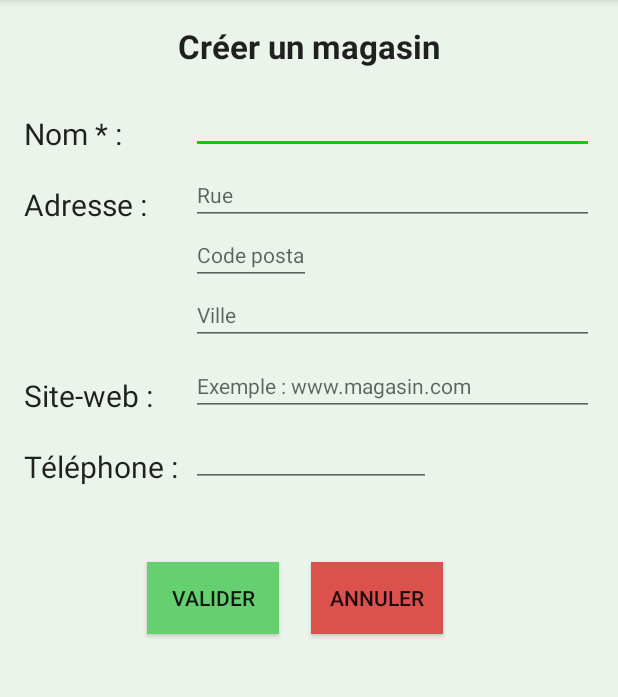
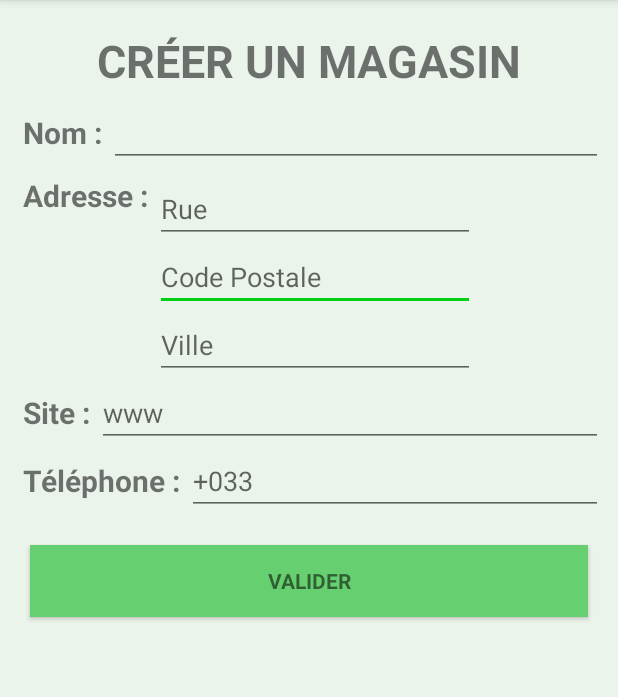
Before and after one commit to Keouf/FinancesNous, an Android app: the Magasin_Activity screen opened directly, with no data from a screen before it, on a phone screen of 412 x 824 dp, the part 84-781 px from its top. Run offline under Robolectric (Android 15) with nearby library versions, the phone set to English and light mode, and no system bars; network calls fail.

Commit message:
layout/layout_magasin_bis.xml Nouveau layout magasin.

```diff
--- a/app/src/main/java/com/example/pcportablevidjay/financesnous/Magasin_Activity.java
+++ b/app/src/main/java/com/example/pcportablevidjay/financesnous/Magasin_Activity.java
@@ -22,7 +22,7 @@ public class Magasin_Activity extends AppCompatActivity {
     @Override
     protected void onCreate(Bundle savedInstanceState) {
         super.onCreate(savedInstanceState);
-        setContentView(R.layout.layout_magasin);
+        setContentView(R.layout.layout_magasin_bis);
 
         ActionBar actionBar = getSupportActionBar();
         actionBar.setDisplayHomeAsUpEnabled(true);
--- /dev/null
+++ b/app/src/main/res/layout/layout_magasin_bis.xml
@@ -0,0 +1,188 @@
+<?xml version="1.0" encoding="utf-8"?>
+<LinearLayout xmlns:android="http://schemas.android.com/apk/res/android"
+    android:orientation="vertical" android:layout_width="match_parent"
+    android:layout_height="match_parent">
+
+    <TextView
+        android:layout_width="wrap_content"
+        android:layout_height="wrap_content"
+        android:text="CRÉER UN MAGASIN"
+        android:id="@+id/textView7"
+        android:layout_gravity="center_horizontal"
+        android:layout_marginTop="20dp"
+        android:textStyle="bold"
+        android:textSize="30dp"
+        android:layout_marginBottom="5dp" />
+
+    <LinearLayout
+        android:orientation="horizontal"
+        android:layout_width="match_parent"
+        android:layout_height="wrap_content"
+        android:layout_gravity="center_horizontal"
+        android:layout_marginLeft="10dp"
+        android:layout_marginRight="10dp">
+
+        <TextView
+            android:layout_width="wrap_content"
+            android:layout_height="match_parent"
+            android:text="Nom : "
+            android:id="@+id/textView9"
+            android:autoText="false"
+            android:gravity="center_vertical"
+            android:textStyle="bold"
+            android:textSize="20dp"
+            android:layout_marginLeft="5dp" />
+
+        <EditText
+            android:layout_width="match_parent"
+            android:layout_height="wrap_content"
+            android:inputType="date"
+            android:ems="10"
+            android:id="@+id/editTextNomMag"
+            android:focusable="false"
+            android:onClick="selectDate"
+            android:textColor="#a3a3a3"
+            android:layout_alignBottom="@+id/textView16"
+            android:layout_alignEnd="@+id/editTextMontant"
+            android:layout_alignStart="@+id/spinner_domaine" />
+    </LinearLayout>
+
+    <RelativeLayout
+        android:layout_width="match_parent"
+        android:layout_height="wrap_content"
+        android:layout_marginTop="5dp"
+        android:layout_marginRight="10dp"
+        android:layout_marginLeft="10dp">
+
+        <TextView
+            android:layout_width="wrap_content"
+            android:layout_height="wrap_content"
+            android:text="Adresse : "
+            android:id="@+id/textViewAdr"
+            android:autoText="false"
+            android:gravity="center_vertical"
+            android:textStyle="bold"
+            android:textSize="20dp"
+            android:layout_marginLeft="5dp" />
+
+        <EditText
+            android:layout_width="wrap_content"
+            android:layout_height="wrap_content"
+            android:inputType="date"
+            android:ems="10"
+            android:id="@+id/editTextAdrMag"
+            android:focusable="false"
+            android:textColor="#a3a3a3"
+            android:hint="Rue"
+            android:layout_alignParentTop="true"
+            android:layout_toEndOf="@+id/textViewAdr" />
+
+        <EditText
+            android:layout_width="wrap_content"
+            android:layout_height="wrap_content"
+            android:inputType="number"
+            android:ems="10"
+            android:id="@+id/editTextCPMag"
+            android:layout_below="@+id/editTextAdrMag"
+            android:layout_alignParentEnd="false"
+            android:layout_alignEnd="@+id/editTextAdrMag"
+            android:layout_alignStart="@+id/editTextAdrMag"
+            android:hint="Code Postale" />
+
+        <EditText
+            android:layout_width="wrap_content"
+            android:layout_height="wrap_content"
+            android:inputType="number"
+            android:ems="10"
+            android:id="@+id/editTextVilleMag"
+            android:layout_below="@+id/editTextCPMag"
+            android:layout_alignStart="@+id/editTextAdrMag"
+            android:layout_alignEnd="@+id/editTextAdrMag"
+            android:hint="Ville" />
+
+    </RelativeLayout>
+
+    <LinearLayout
+        android:orientation="horizontal"
+        android:layout_width="match_parent"
+        android:layout_height="wrap_content"
+        android:layout_gravity="center_horizontal"
+        android:layout_marginLeft="10dp"
+        android:layout_marginRight="10dp">
+
+        <TextView
+            android:layout_width="wrap_content"
+            android:layout_height="match_parent"
+            android:text="Site : "
+            android:id="@+id/textView10"
+            android:autoText="false"
+            android:gravity="center_vertical"
+            android:textStyle="bold"
+            android:textSize="20dp"
+            android:layout_marginLeft="5dp"
+            android:hint="www" />
+
+        <EditText
+            android:layout_width="match_parent"
+            android:layout_height="wrap_content"
+            android:inputType="date"
+            android:ems="10"
+            android:id="@+id/editTextSiteMag"
+            android:focusable="false"
+            android:onClick="selectDate"
+            android:textColor="#a3a3a3"
+            android:layout_alignBottom="@+id/textView16"
+            android:layout_alignEnd="@+id/editTextMontant"
+            android:layout_alignStart="@+id/spinner_domaine"
+            android:hint="www" />
+
+    </LinearLayout>
+
+    <LinearLayout
+        android:orientation="horizontal"
+        android:layout_width="match_parent"
+        android:layout_height="wrap_content"
+        android:layout_gravity="center_horizontal"
+        android:layout_marginLeft="10dp"
+        android:layout_marginRight="10dp" >
+
+        <TextView
+            android:layout_width="wrap_content"
+            android:layout_height="match_parent"
+            android:text="Téléphone : "
+            android:id="@+id/textView28"
+            android:autoText="false"
+            android:gravity="center_vertical"
+            android:textStyle="bold"
+            android:textSize="20dp"
+            android:layout_marginLeft="5dp" />
+
+        <EditText
+            android:layout_width="match_parent"
+            android:layout_height="wrap_content"
+            android:inputType="date"
+            android:ems="10"
+            android:id="@+id/editTextTelMag"
+            android:focusable="false"
+            android:textColor="#a3a3a3"
+            android:layout_alignBottom="@+id/textView16"
+            android:layout_alignEnd="@+id/editTextMontant"
+            android:layout_alignStart="@+id/spinner_domaine"
+            android:hint="+033"
+            android:nestedScrollingEnabled="false" />
+    </LinearLayout>
+
+    <Button
+        style="?android:textAppearanceSmall"
+        android:id="@+id/buttonValider"
+        android:layout_width="match_parent"
+        android:layout_height="wrap_content"
+        android:layout_marginTop="20dp"
+        android:text="Valider"
+        android:textStyle="bold"
+        android:background="#66d070"
+        android:layout_marginLeft="20dp"
+        android:layout_marginRight="20dp"
+        android:onClick="tryToSendMagasin" />
+
+</LinearLayout>
```
